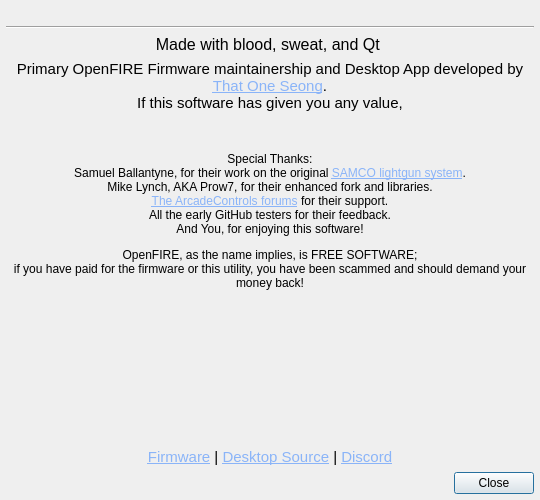
Above: src/appabout.ui from alessandro-satanassi/OpenFIRE-App-Custom before the change. Below: the same form after it.
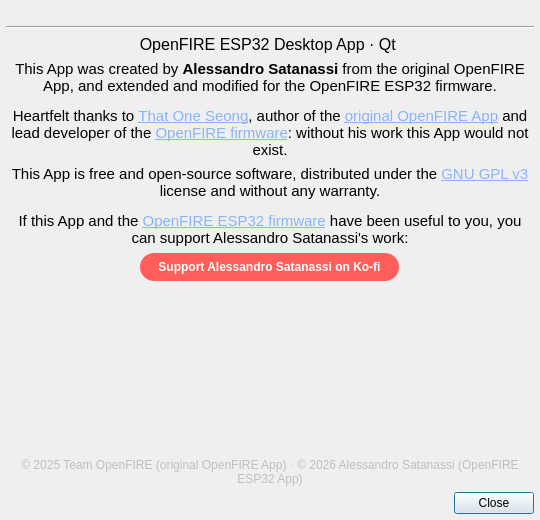
That is the form after the change. Icons and pictures are not drawn.

Diff of the .ui file:
```diff
--- a/src/appabout.ui
+++ b/src/appabout.ui
@@ -10,11 +10,11 @@
     <x>0</x>
     <y>0</y>
     <width>540</width>
-    <height>500</height>
+    <height>520</height>
    </rect>
   </property>
   <property name="windowTitle">
-   <string>About OpenFIRE</string>
+   <string>About OpenFIRE ESP32</string>
   </property>
   <property name="windowIcon">
    <iconset resource="../img/vectors.qrc">
@@ -67,7 +67,7 @@
       </font>
      </property>
      <property name="text">
-      <string>Made with blood, sweat, and Qt </string>
+      <string>OpenFIRE ESP32 Desktop App · Qt </string>
      </property>
      <property name="alignment">
       <set>Qt::AlignCenter</set>
@@ -85,7 +85,7 @@
       </font>
      </property>
      <property name="text">
-      <string>&lt;html&gt;&lt;head/&gt;&lt;body&gt;&lt;p&gt;Primary OpenFIRE Firmware maintainership and Desktop App developed by &lt;a href=&quot;https://github.com/SeongGino&quot;&gt;&lt;span style=&quot; text-decoration: underline; color:#8ab4f8;&quot;&gt;That One Seong&lt;/span&gt;&lt;/a&gt;.&lt;br/&gt;If this software has given you any value,&lt;/p&gt;&lt;/body&gt;&lt;/html&gt;</string>
+      <string>&lt;html&gt;&lt;head/&gt;&lt;body&gt;&lt;p&gt;This App was created by &lt;b&gt;Alessandro Satanassi&lt;/b&gt; from the original OpenFIRE App, and extended and modified for the OpenFIRE ESP32 firmware.&lt;/p&gt;&lt;p&gt;Heartfelt thanks to &lt;a href=&quot;https://github.com/SeongGino&quot;&gt;&lt;span style=&quot; text-decoration: underline; color:#8ab4f8;&quot;&gt;That One Seong&lt;/span&gt;&lt;/a&gt;, author of the &lt;a href=&quot;https://github.com/TeamOpenFIRE/OpenFIRE-App&quot;&gt;&lt;span style=&quot; text-decoration: underline; color:#8ab4f8;&quot;&gt;original OpenFIRE App&lt;/span&gt;&lt;/a&gt; and lead developer of the &lt;a href=&quot;https://github.com/TeamOpenFIRE/OpenFIRE-Firmware&quot;&gt;&lt;span style=&quot; text-decoration: underline; color:#8ab4f8;&quot;&gt;OpenFIRE firmware&lt;/span&gt;&lt;/a&gt;: without his work this App would not exist.&lt;/p&gt;&lt;/body&gt;&lt;/html&gt;</string>
      </property>
      <property name="alignment">
       <set>Qt::AlignCenter</set>
@@ -98,26 +98,18 @@
      </property>
     </widget>
    </item>
-   <item alignment="Qt::AlignHCenter">
-    <widget class="QLabel" name="kofiLink">
-     <property name="text">
-      <string>&lt;html&gt;&lt;head/&gt;&lt;body&gt;&lt;p&gt;&lt;a href=&quot;https://ko-fi.com/thatoneseong&quot;&gt;&lt;span style=&quot; text-decoration: underline; color:#8ab4f8;&quot;/&gt;&lt;img src=&quot;:/icon/donate.svg&quot;/&gt;&lt;/a&gt;&lt;/p&gt;&lt;/body&gt;&lt;/html&gt;</string>
-     </property>
-     <property name="alignment">
-      <set>Qt::AlignCenter</set>
-     </property>
-     <property name="openExternalLinks">
-      <bool>true</bool>
-     </property>
-    </widget>
-   </item>
    <item>
     <widget class="QLabel" name="mainText">
+     <property name="font">
+      <font>
+       <pointsize>11</pointsize>
+      </font>
+     </property>
      <property name="text">
-      <string>&lt;html&gt;&lt;head/&gt;&lt;body&gt;&lt;p align=&quot;center&quot;&gt;&lt;br/&gt;Special Thanks:&lt;br/&gt;Samuel Ballantyne, for their work on the original &lt;a href=&quot;https://github.com/samuelballantyne/IR-Light-Gun&quot;&gt;&lt;span style=&quot; text-decoration: underline; color:#8ab4f8;&quot;&gt;SAMCO lightgun system&lt;/span&gt;&lt;/a&gt;.&lt;br/&gt;Mike Lynch, AKA Prow7, for their enhanced fork and libraries.&lt;br/&gt;&lt;a href=&quot;https://forum.arcadecontrols.com/index.php/board,20.0.html&quot;&gt;&lt;span style=&quot; text-decoration: underline; color:#8ab4f8;&quot;&gt;The ArcadeControls forums&lt;/span&gt;&lt;/a&gt; for their support.&lt;br/&gt;All the early GitHub testers for their feedback.&lt;br/&gt;And You, for enjoying this software!&lt;/p&gt;&lt;p align=&quot;center&quot;&gt;OpenFIRE, as the name implies, is FREE SOFTWARE;&lt;br/&gt;if you have paid for the firmware or this utility, you have been scammed and should demand your money back!&lt;/p&gt;&lt;/body&gt;&lt;/html&gt;</string>
+      <string>&lt;html&gt;&lt;head/&gt;&lt;body&gt;&lt;p&gt;This App is free and open-source software, distributed under the &lt;a href=&quot;https://www.gnu.org/licenses/gpl-3.0.html&quot;&gt;&lt;span style=&quot; text-decoration: underline; color:#8ab4f8;&quot;&gt;GNU GPL v3&lt;/span&gt;&lt;/a&gt; license and without any warranty.&lt;/p&gt;&lt;p&gt;If this App and the &lt;a href=&quot;https://github.com/alessandro-satanassi/OpenFIRE-Firmware-ESP32&quot;&gt;&lt;span style=&quot; text-decoration: underline; color:#8ab4f8;&quot;&gt;OpenFIRE ESP32 firmware&lt;/span&gt;&lt;/a&gt; have been useful to you, you can support Alessandro Satanassi's work:&lt;/p&gt;&lt;/body&gt;&lt;/html&gt;</string>
      </property>
      <property name="alignment">
-      <set>Qt::AlignJustify|Qt::AlignVCenter</set>
+      <set>Qt::AlignCenter</set>
      </property>
      <property name="wordWrap">
       <bool>true</bool>
@@ -127,6 +119,27 @@
      </property>
     </widget>
    </item>
+   <item alignment="Qt::AlignHCenter">
+    <widget class="QPushButton" name="kofiButton">
+     <property name="cursor">
+      <cursorShape>PointingHandCursor</cursorShape>
+     </property>
+     <property name="toolTip">
+      <string notr="true">https://ko-fi.com/alessandrosatanassi</string>
+     </property>
+     <property name="styleSheet">
+      <string notr="true">QPushButton { background-color: #ff5e5b; color: white; font-weight: bold; border: none; border-radius: 14px; padding: 7px 18px; }
+QPushButton:hover { background-color: #ff4642; }
+QPushButton:pressed { background-color: #e5524f; }</string>
+     </property>
+     <property name="text">
+      <string>Support Alessandro Satanassi on Ko-fi</string>
+     </property>
+     <property name="autoDefault">
+      <bool>false</bool>
+     </property>
+    </widget>
+   </item>
    <item>
     <spacer name="verticalSpacer">
      <property name="orientation">
@@ -142,13 +155,19 @@
    </item>
    <item>
     <widget class="QLabel" name="bottomText">
+     <property name="enabled">
+      <bool>false</bool>
+     </property>
      <property name="font">
       <font>
-       <pointsize>11</pointsize>
+       <pointsize>9</pointsize>
       </font>
      </property>
      <property name="text">
-      <string>&lt;html&gt;&lt;head/&gt;&lt;body&gt;&lt;p&gt;&lt;a href=&quot;https://github.com/TeamOpenFIRE/OpenFIRE-Firmware&quot;&gt;&lt;span style=&quot; text-decoration: underline; color:#8ab4f8;&quot;&gt;Firmware&lt;/span&gt;&lt;/a&gt; | &lt;a href=&quot;https://github.com/TeamOpenFIRE/OpenFIRE-App&quot;&gt;&lt;span style=&quot; text-decoration: underline; color:#8ab4f8;&quot;&gt;Desktop Source&lt;/span&gt;&lt;/a&gt; | &lt;a href=&quot;discord.com/invite/dFw5z6PBQv&quot;&gt;&lt;span style=&quot; text-decoration: underline; color:#8ab4f8;&quot;&gt;Discord&lt;/span&gt;&lt;/a&gt;&lt;/p&gt;&lt;/body&gt;&lt;/html&gt;</string>
+      <string>© 2025 Team OpenFIRE (original OpenFIRE App) · © 2026 Alessandro Satanassi (OpenFIRE ESP32 App)</string>
+     </property>
+     <property name="textFormat">
+      <enum>Qt::PlainText</enum>
      </property>
      <property name="alignment">
       <set>Qt::AlignCenter</set>
@@ -156,9 +175,6 @@
      <property name="wordWrap">
       <bool>true</bool>
      </property>
-     <property name="openExternalLinks">
-      <bool>true</bool>
-     </property>
     </widget>
    </item>
    <item>
```
